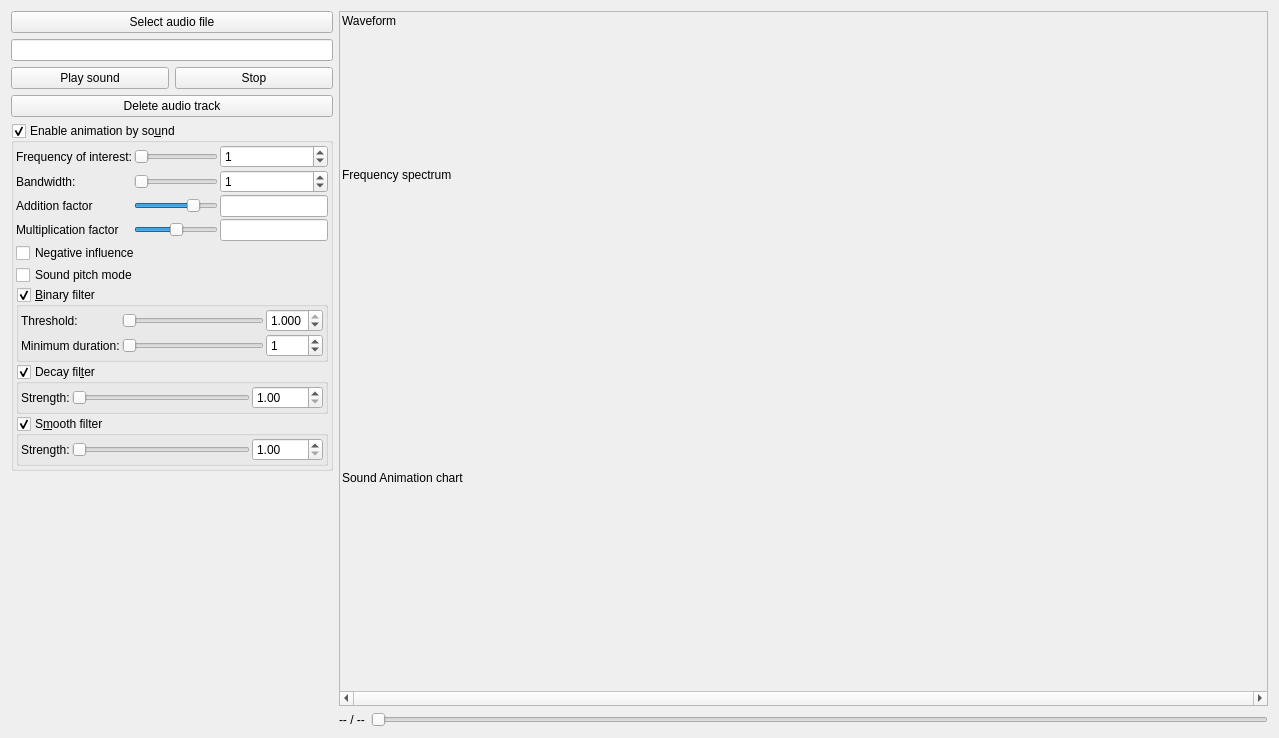
Old version of the form mandelbulber2/qt/audio_selector.ui in the repository buddhi1980/mandelbulber2.
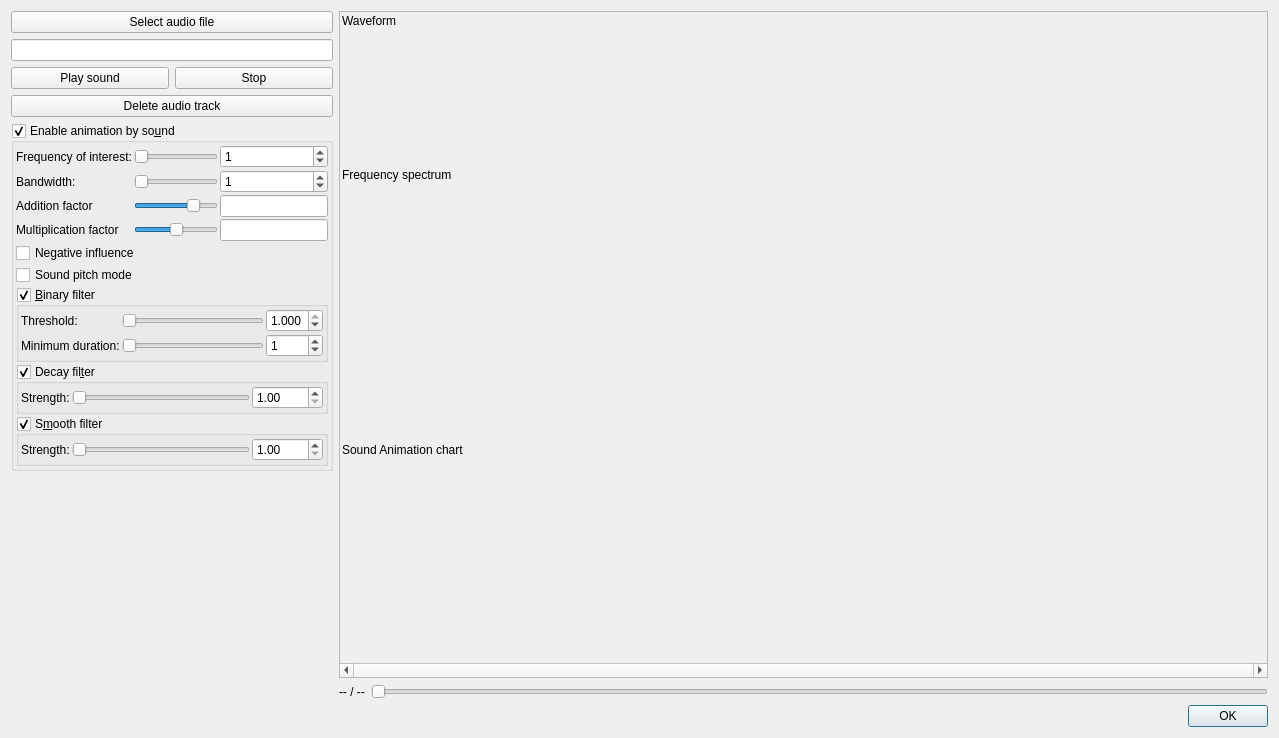
New version of the form. Icons and pictures are not drawn. Custom widgets are drawn as their Qt base class.

Commit message:
added accept button to AnimBySound dialogue
closes #250

Diff of the .ui file:
```diff
--- a/mandelbulber2/qt/audio_selector.ui
+++ b/mandelbulber2/qt/audio_selector.ui
@@ -742,8 +742,8 @@
            <rect>
             <x>0</x>
             <y>0</y>
-            <width>856</width>
-            <height>668</height>
+            <width>835</width>
+            <height>631</height>
            </rect>
           </property>
           <layout class="QVBoxLayout" name="verticalLayout_2">
@@ -918,6 +918,16 @@
      </item>
     </layout>
    </item>
+   <item>
+    <widget class="QDialogButtonBox" name="buttonBox">
+     <property name="orientation">
+      <enum>Qt::Horizontal</enum>
+     </property>
+     <property name="standardButtons">
+      <set>QDialogButtonBox::Ok</set>
+     </property>
+    </widget>
+   </item>
   </layout>
  </widget>
  <customwidgets>
```
Left out of the diff: 19 changed lines with no effect on the pictures.
